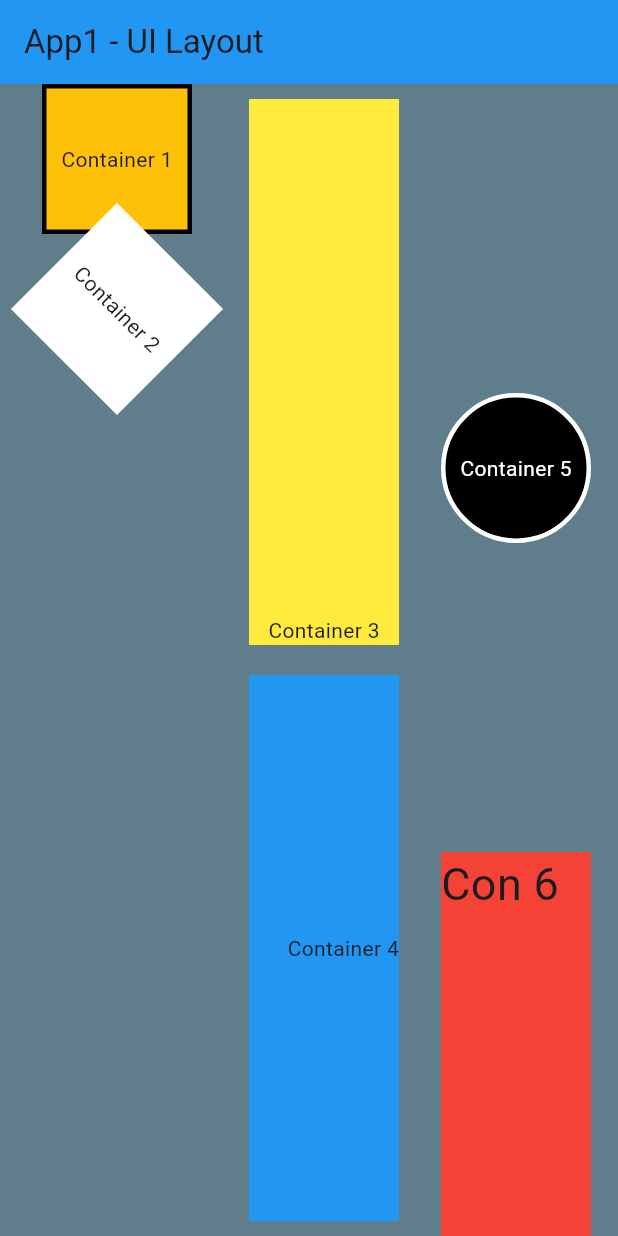
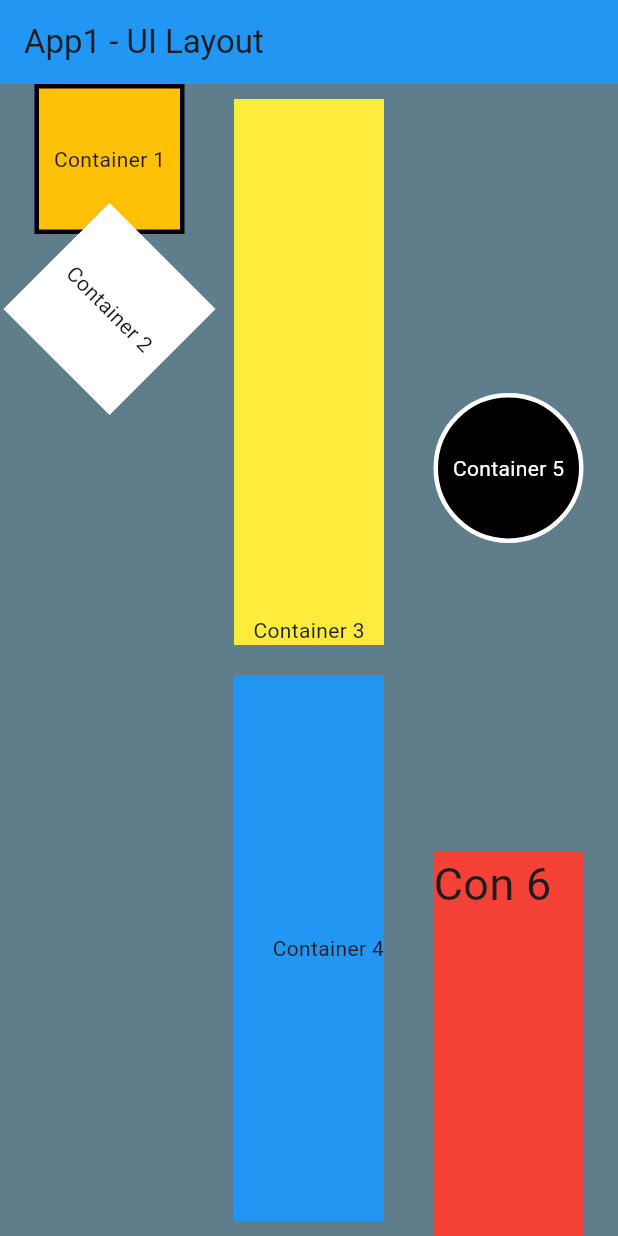
Before and after one commit to kaidx3/flutter-assignments, a Flutter app: the screen it shows after launch, on a phone screen of 412 x 824 dp. Run offline on Flutter 3.47's test engine with Material 3 defaults, Android fonts, the phone set to English and light mode, and no system bars.

Commit message:
idek know what i was doing before tbh but this seems better

```diff
--- a/a1/assignment1/lib/main.dart
+++ b/a1/assignment1/lib/main.dart
@@ -34,9 +34,7 @@ class MyApp extends StatelessWidget {
             //TODO: Put your code here to complete this app.
             Column(
               children: <Widget>[
-                Padding(
-                  padding: const EdgeInsets.symmetric(horizontal: 10),
-                  child: Container(
+                Container(
                     height: 100,
                     width: 100,
                     decoration: BoxDecoration(
@@ -49,11 +47,8 @@ class MyApp extends StatelessWidget {
                     child: const Center(
                       child: Text('Container 1'),
                     )),
-                ),
                 Transform.rotate(
                   angle: pi / 4,
-                  child: Padding(
-                    padding: const EdgeInsets.symmetric(horizontal: 10),
                   child: Container(
                     height: 100,
                     width: 100,
@@ -61,7 +56,6 @@ class MyApp extends StatelessWidget {
                     color: Colors.white,
                     child: const Center(
                       child: Text('Container 2'),
-                      ),
                     ),
                   ),
                 )
@@ -73,9 +67,6 @@ class MyApp extends StatelessWidget {
                 Expanded(
                   child: Padding(
                     padding: const EdgeInsets.all(10),
-                    child: Column(
-                      children: <Widget>[
-                        Expanded(
                     child: Container(
                       width: 100,
                       decoration: const BoxDecoration(
@@ -86,17 +77,11 @@ class MyApp extends StatelessWidget {
                         child: Text('Container 3'),
                       ),
                     ),
-                        )
-                      ],
-                    ),
                   ),
                 ),
                 Expanded(
                   child: Padding(
                     padding: const EdgeInsets.all(10),
-                    child: Column(
-                      children: <Widget>[
-                        Expanded(
                     child: Container(
                       width: 100,
                       decoration: const BoxDecoration(
@@ -106,9 +91,6 @@ class MyApp extends StatelessWidget {
                         alignment: Alignment.centerRight,
                         child: Text('Container 4'),
                       ),
-                          ),
-                        )
-                      ],
                     ),
                   ),
                 ),
```
Lines whose indentation alone changed are shown as unchanged.
